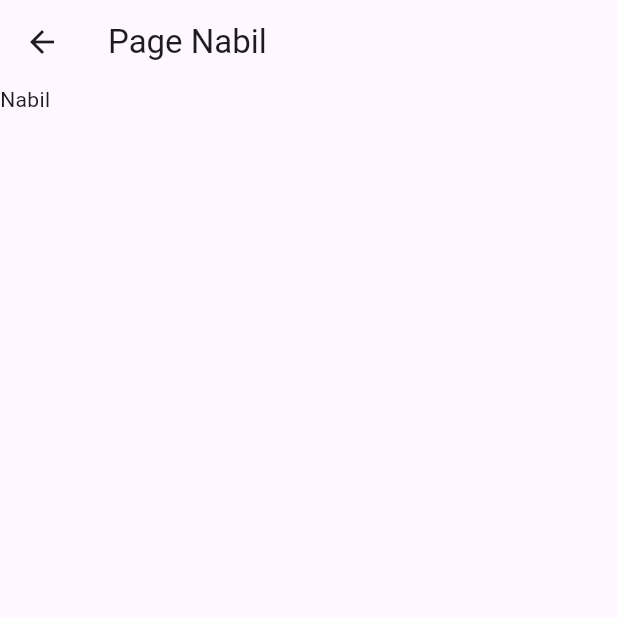
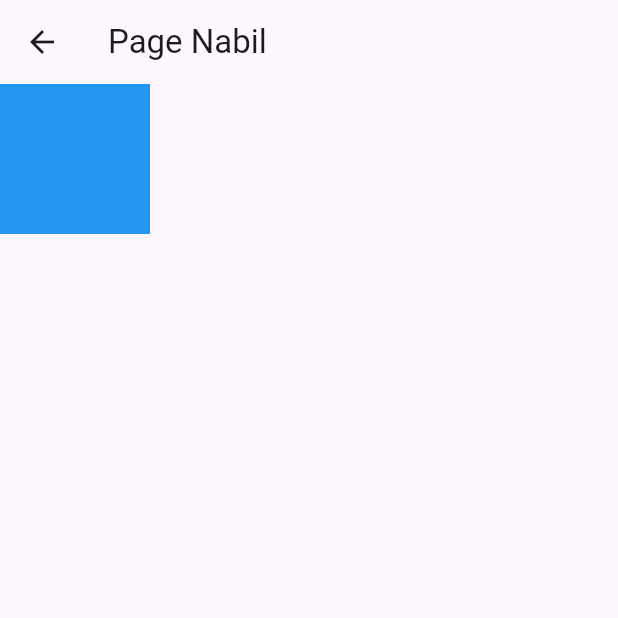
Before and after one commit to fikriymnn/mobile_github_test, a Flutter app: the Nabil screen opened directly, on a phone screen of 412 x 824 dp, the top half of it. Run offline on Flutter 3.47's test engine with Material 3 defaults, Android fonts, the light colour scheme and no system bars.

Commit message:
Menambahkan container

```diff
--- a/lib/Nabil.dart
+++ b/lib/Nabil.dart
@@ -14,7 +14,11 @@ class _NabilState extends State<Nabil> {
       appBar: AppBar(
         title: Text('Page Nabil'),
       ),
-      body: Text('Nabil'),
+      body: Container(
+        height: 100,
+        width: 100,
+        color: Colors.blue,
+      ),
     );
   }
 }
```
